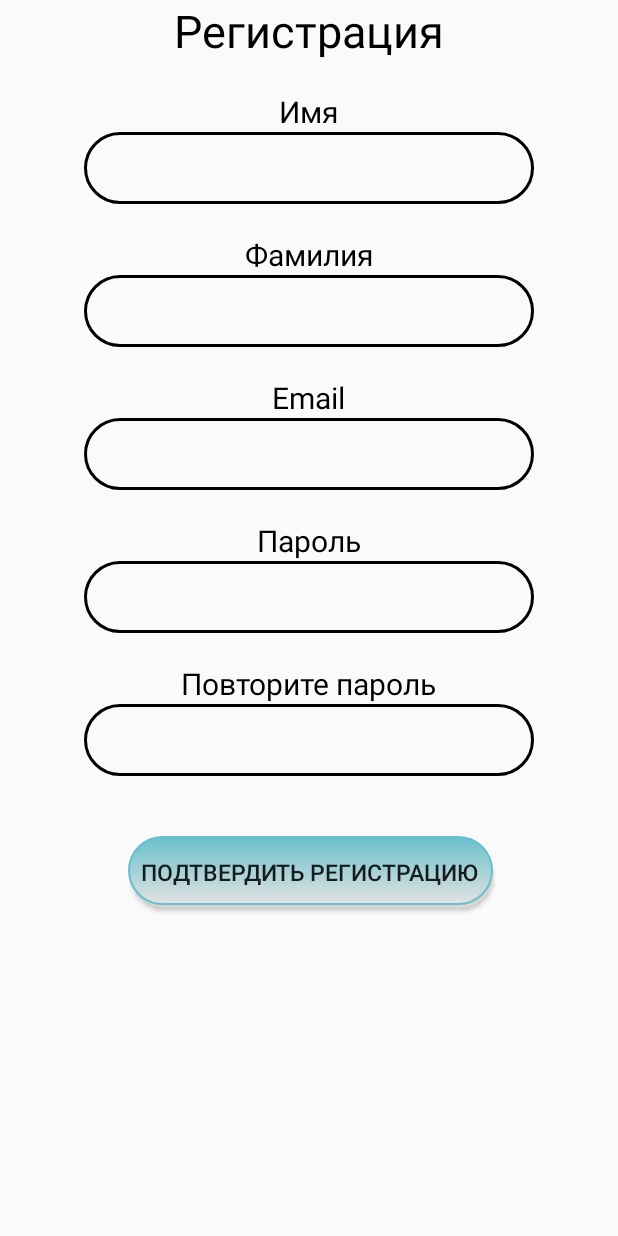
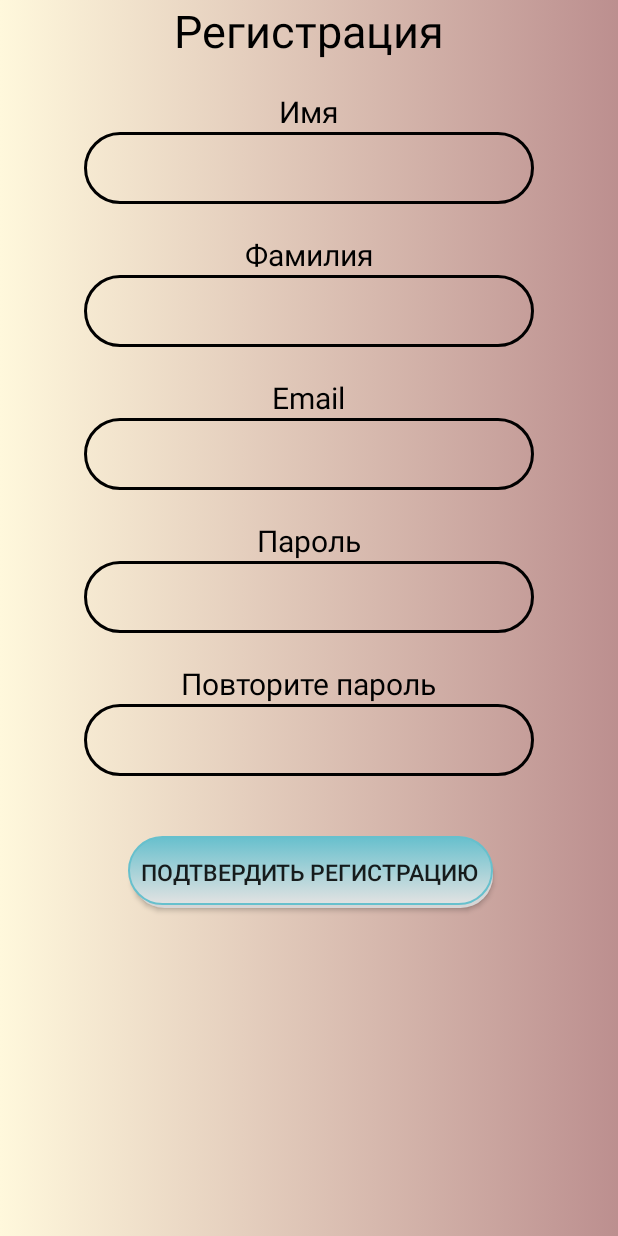
Before and after one commit to AlexanderPerehodyuk/CyberProAndroid, an Android app: the RegisterActivity screen opened directly, with no data from a screen before it, on a phone screen of 412 x 824 dp. Run offline under Robolectric (Android 15) with nearby library versions, the phone set to English and light mode, and no system bars.

Commit message:
пкфвшуте ащт зщ4еш тф мыу

```diff
--- a/app/src/main/java/com/example/screens/LoginActivity.java
+++ b/app/src/main/java/com/example/screens/LoginActivity.java
@@ -2,9 +2,12 @@ package com.example.screens;
 
 import static com.example.screens.service.Service.print;
 
+import android.graphics.drawable.AnimationDrawable;
 import android.os.Bundle;
 import android.view.View;
 import android.widget.EditText;
+
+import androidx.constraintlayout.widget.ConstraintLayout;
 
 import com.example.screens.service.BaseActivity;
 import com.example.screens.service.ClientServer;
@@ -13,10 +16,17 @@ import com.example.screens.service.Service;
 import org.json.JSONObject;
 
 public class LoginActivity extends BaseActivity {
+    AnimationDrawable mDrawable;
+    ConstraintLayout mLayout;
     @Override
     protected void onCreate(Bundle savedInstanceState) {
         super.onCreate(savedInstanceState);
         setContentView(R.layout.activity_login);
+        mLayout = (ConstraintLayout) findViewById(R.id.login_layout);
+        mDrawable = (AnimationDrawable) mLayout.getBackground();
+        mDrawable.setEnterFadeDuration(2000);
+        mDrawable.setExitFadeDuration(2000);
+        mDrawable.start();
     }
 
     public void enter(View view) {
--- a/app/src/main/res/layout/activity_add_problem.xml
+++ b/app/src/main/res/layout/activity_add_problem.xml
@@ -1,6 +1,8 @@
 <?xml version="1.0" encoding="utf-8"?>
 <ScrollView xmlns:android="http://schemas.android.com/apk/res/android"
     android:layout_width="match_parent"
+    android:background="@drawable/animation_list"
+    android:id="@+id/problem_layout"
     android:layout_height="match_parent">
 
     <LinearLayout
--- a/app/src/main/res/layout/activity_login.xml
+++ b/app/src/main/res/layout/activity_login.xml
@@ -2,6 +2,8 @@
 <androidx.constraintlayout.widget.ConstraintLayout xmlns:android="http://schemas.android.com/apk/res/android"
     xmlns:app="http://schemas.android.com/apk/res-auto"
     android:layout_width="match_parent"
+    android:background="@drawable/animation_list"
+    android:id="@+id/login_layout"
     android:layout_height="match_parent">
 
     <TextView
--- a/app/src/main/res/layout/activity_profile.xml
+++ b/app/src/main/res/layout/activity_profile.xml
@@ -3,6 +3,8 @@
     xmlns:app="http://schemas.android.com/apk/res-auto"
     xmlns:tools="http://schemas.android.com/tools"
     android:layout_width="match_parent"
+    android:background="@drawable/animation_list"
+    android:id="@+id/profile_layout"
     android:layout_height="match_parent">
 
     <TextView
--- a/app/src/main/res/layout/activity_register.xml
+++ b/app/src/main/res/layout/activity_register.xml
@@ -1,6 +1,7 @@
 <?xml version="1.0" encoding="utf-8"?>
 <ScrollView xmlns:android="http://schemas.android.com/apk/res/android"
     android:layout_width="match_parent"
+    android:background="@drawable/animation_list"
     android:layout_height="match_parent">
 
     <LinearLayout
--- a/app/src/main/res/layout/main_screen.xml
+++ b/app/src/main/res/layout/main_screen.xml
@@ -17,8 +17,8 @@
 
         <ImageView
             android:id="@+id/photo"
-            android:layout_width="150dp"
-            android:layout_height="150dp"
+            android:layout_width="200dp"
+            android:layout_height="200dp"
             android:layout_marginTop="150dp"
             android:src="@drawable/ic_baseline_person_24" />
 
@@ -38,7 +38,7 @@
 
 
             <LinearLayout
-                android:layout_marginTop="100dp"
+                android:layout_marginTop="50dp"
                 android:id="@+id/profile"
                 android:layout_width="match_parent"
                 android:layout_height="wrap_content"
```
Also changed, not shown: app/src/main/java/com/example/screens/ProfileActivity.java (+9 -3 lines).
